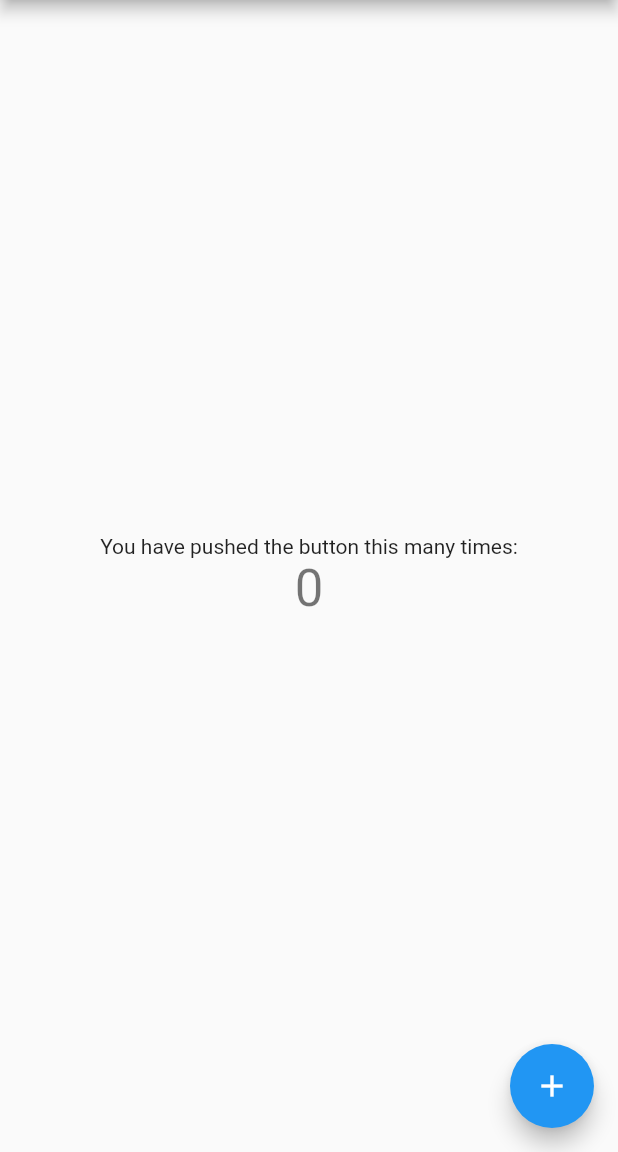
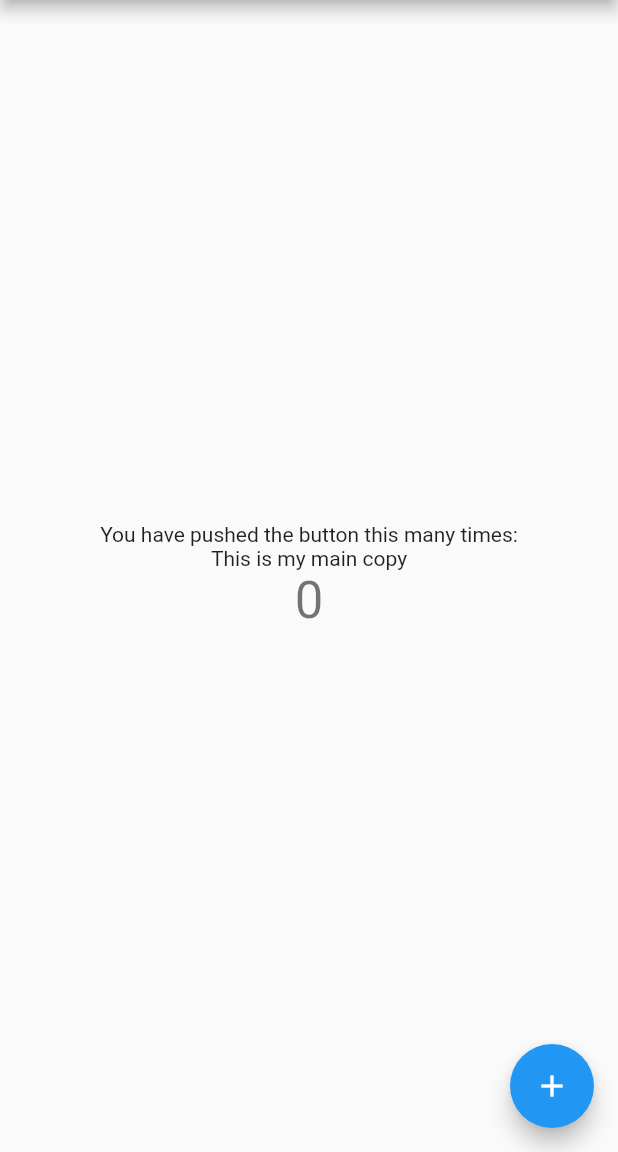
Before and after one commit to Tirth7545/github_practice, a Flutter app: the screen it shows after launch, on a phone screen of 412 x 824 dp, the part 84-1236 px from its top. Run offline on Flutter 3.47's test engine with Material 2 defaults, Android fonts, the phone set to English and light mode, and no system bars.

Commit message:
first commit

```diff
--- a/lib/main.dart
+++ b/lib/main.dart
@@ -9,15 +9,6 @@ class MyApp extends StatelessWidget {
     return MaterialApp(
       title: 'Flutter Demo',
       theme: ThemeData(
-        // This is the theme of your application.
-        //
-        // Try running your application with "flutter run". You'll see the
-        // application has a blue toolbar. Then, without quitting the app, try
-        // changing the primarySwatch below to Colors.green and then invoke
-        // "hot reload" (press "r" in the console where you ran "flutter run",
-        // or simply save your changes to "hot reload" in a Flutter IDE).
-        // Notice that the counter didn't reset back to zero; the application
-        // is not restarted.
         primarySwatch: Colors.blue,
       ),
       home: MyHomePage(title: 'Flutter Demo Home Page'),
@@ -28,14 +19,6 @@ class MyApp extends StatelessWidget {
 class MyHomePage extends StatefulWidget {
   MyHomePage({Key key, this.title}) : super(key: key);
 
-  // This widget is the home page of your application. It is stateful, meaning
-  // that it has a State object (defined below) that contains fields that affect
-  // how it looks.
-
-  // This class is the configuration for the state. It holds the values (in this
-  // case the title) provided by the parent (in this case the App widget) and
-  // used by the build method of the State. Fields in a Widget subclass are
-  // always marked "final".
 
   final String title;
 
@@ -48,52 +31,24 @@ class _MyHomePageState extends State<MyHomePage> {
 
   void _incrementCounter() {
     setState(() {
-      // This call to setState tells the Flutter framework that something has
-      // changed in this State, which causes it to rerun the build method below
-      // so that the display can reflect the updated values. If we changed
-      // _counter without calling setState(), then the build method would not be
-      // called again, and so nothing would appear to happen.
       _counter++;
     });
   }
 
   @override
   Widget build(BuildContext context) {
-    // This method is rerun every time setState is called, for instance as done
-    // by the _incrementCounter method above.
-    //
-    // The Flutter framework has been optimized to make rerunning build methods
-    // fast, so that you can just rebuild anything that needs updating rather
-    // than having to individually change instances of widgets.
     return Scaffold(
       appBar: AppBar(
-        // Here we take the value from the MyHomePage object that was created by
-        // the App.build method, and use it to set our appbar title.
         title: Text(widget.title),
       ),
       body: Center(
-        // Center is a layout widget. It takes a single child and positions it
-        // in the middle of the parent.
         child: Column(
-          // Column is also a layout widget. It takes a list of children and
-          // arranges them vertically. By default, it sizes itself to fit its
-          // children horizontally, and tries to be as tall as its parent.
-          //
-          // Invoke "debug painting" (press "p" in the console, choose the
-          // "Toggle Debug Paint" action from the Flutter Inspector in Android
-          // Studio, or the "Toggle Debug Paint" command in Visual Studio Code)
-          // to see the wireframe for each widget.
-          //
-          // Column has various properties to control how it sizes itself and
-          // how it positions its children. Here we use mainAxisAlignment to
-          // center the children vertically; the main axis here is the vertical
-          // axis because Columns are vertical (the cross axis would be
-          // horizontal).
           mainAxisAlignment: MainAxisAlignment.center,
           children: <Widget>[
             Text(
               'You have pushed the button this many times:',
             ),
+            Text("This is my main copy"),
             Text(
               '$_counter',
               style: Theme.of(context).textTheme.display1,
```
